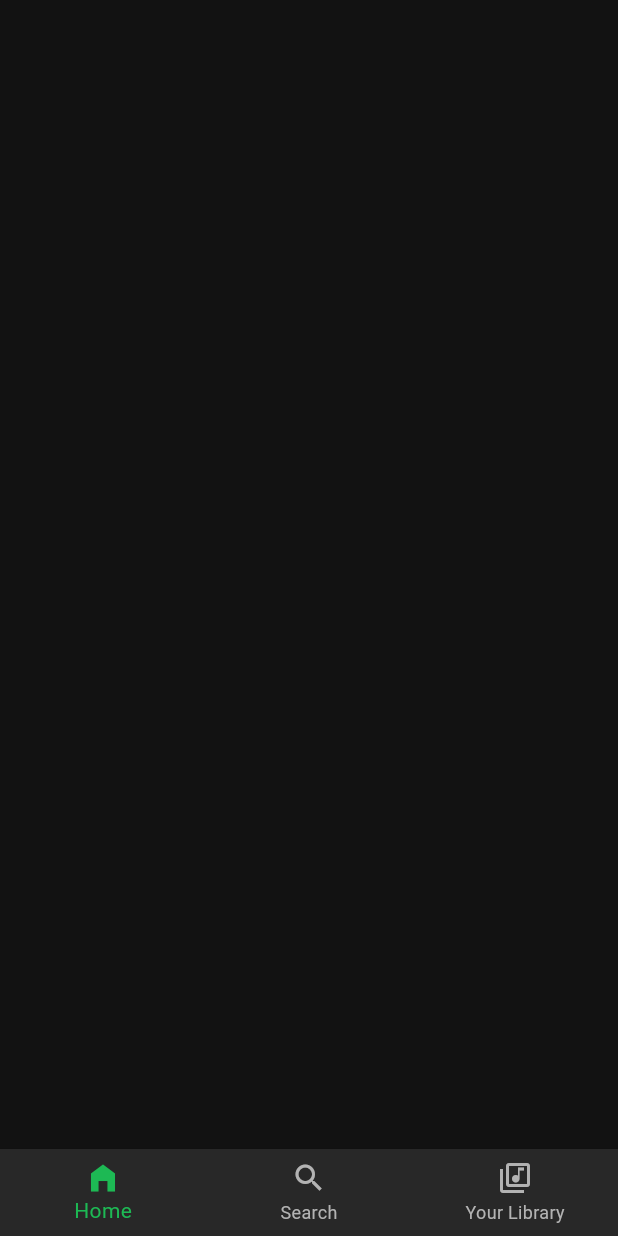
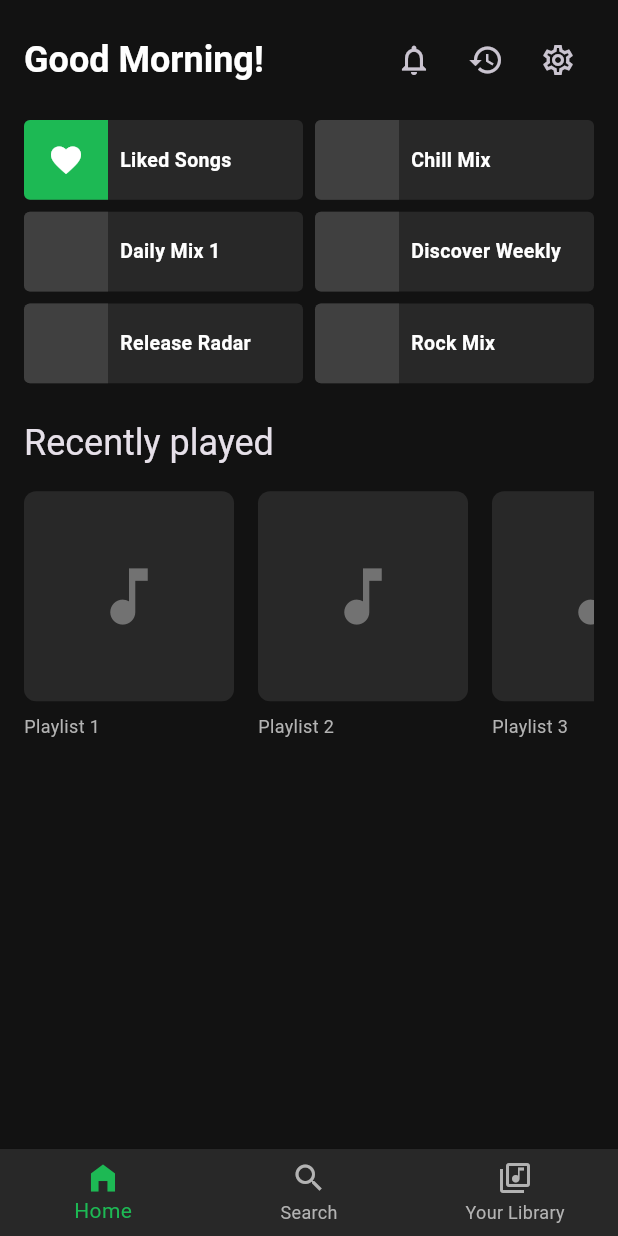
Before and after one commit to pranav-codee/spotify-clone-flutter, a Flutter app: the screen it shows after launch, on a phone screen of 412 x 824 dp. Run offline on Flutter 3.47's test engine with Material 3 defaults, Android fonts, the phone set to English and light mode, and no system bars.

Commit message:
feat: Added home screen, updated greetings

```diff
--- a/lib/core/constants/app_colors.dart
+++ b/lib/core/constants/app_colors.dart
@@ -9,4 +9,5 @@ class AppColors {
   static const Color textPrimary = Color(0xFFFFFFFF);
   static const Color textSecondary = Color(0xFFB3B3B3);
   static const Color textMuted = Color(0xFF727272);
+  static const Color surfaceLight = Color(0xFF404040);
 }
--- a/lib/core/constants/app_strings.dart
+++ b/lib/core/constants/app_strings.dart
@@ -13,7 +13,7 @@ class AppStrings {
   static const String signup = 'Sign up';
 
   // Greetings
-  static const String goodMorning = 'Good morning';
-  static const String goodAfternoon = 'Good afternoon';
-  static const String goodEvening = 'Good evening';
+  static const String goodMorning = 'Good Morning!';
+  static const String goodAfternoon = 'Good Afternoon!';
+  static const String goodEvening = 'Good Evening!';
 }
--- /dev/null
+++ b/lib/features/home/presentation/home_screen.dart
@@ -0,0 +1,171 @@
+import 'package:flutter/material.dart';
+import '../../../core/constants/app_colors.dart';
+import '../../../core/constants/app_strings.dart';
+
+class HomeScreen extends StatelessWidget {
+  const HomeScreen({super.key});
+
+  String _getGreeting() {
+    final hour = DateTime.now().hour;
+    if (hour < 12) {
+      return AppStrings.goodMorning;
+    } else if (hour < 17) {
+      return AppStrings.goodAfternoon;
+    } else {
+      return AppStrings.goodEvening;
+    }
+  }
+
+  @override
+  Widget build(BuildContext context) {
+    return Scaffold(
+      body: SafeArea(
+        child: SingleChildScrollView(
+          padding: const EdgeInsets.all(16),
+          child: Column(
+            crossAxisAlignment: CrossAxisAlignment.start,
+            children: [
+              Row(
+                mainAxisAlignment: MainAxisAlignment.spaceBetween,
+                children: [
+                  Text(
+                    _getGreeting(),
+                    style: Theme.of(context).textTheme.headlineLarge,
+                  ),
+                  Row(
+                    children: [
+                      IconButton(
+                        icon: const Icon(Icons.notifications_outlined),
+                        onPressed: () {},
+                      ),
+                      IconButton(
+                        icon: const Icon(Icons.history),
+                        onPressed: () {},
+                      ),
+                      IconButton(
+                        icon: const Icon(Icons.settings_outlined),
+                        onPressed: () {},
+                      ),
+                    ],
+                  ),
+                ],
+              ),
+              const SizedBox(height: 16),
+              GridView.count(
+                shrinkWrap: true,
+                physics: const NeverScrollableScrollPhysics(),
+                crossAxisCount: 2,
+                mainAxisSpacing: 8,
+                crossAxisSpacing: 8,
+                childAspectRatio: 3.5,
+                children: [
+                  _buildQuickAccessCard(
+                      'Liked Songs', Icons.favorite, AppColors.primary),
+                  _buildQuickAccessCard('Chill Mix', null, null),
+                  _buildQuickAccessCard('Daily Mix 1', null, null),
+                  _buildQuickAccessCard('Discover Weekly', null, null),
+                  _buildQuickAccessCard('Release Radar', null, null),
+                  _buildQuickAccessCard('Rock Mix', null, null),
+                ],
+              ),
+              const SizedBox(height: 24),
+              Text(
+                'Recently played',
+                style: Theme.of(context).textTheme.headlineSmall,
+              ),
+              const SizedBox(height: 16),
+              SizedBox(
+                height: 180,
+                child: ListView.builder(
+                  scrollDirection: Axis.horizontal,
+                  itemCount: 10,
+                  itemBuilder: (context, index) {
+                    return _buildPlaylistCard('Playlist ${index + 1}');
+                  },
+                ),
+              ),
+            ],
+          ),
+        ),
+      ),
+    );
+  }
+
+  // Quick access card widget
+  Widget _buildQuickAccessCard(
+      String title, IconData? icon, Color? iconBgColor) {
+    return Container(
+      decoration: BoxDecoration(
+        color: AppColors.surface,
+        borderRadius: BorderRadius.circular(4),
+      ),
+      child: Row(
+        children: [
+          Container(
+            width: 56,
+            height: double.infinity,
+            decoration: BoxDecoration(
+              color: iconBgColor ?? AppColors.surfaceLight,
+              borderRadius: const BorderRadius.only(
+                topLeft: Radius.circular(4),
+                bottomLeft: Radius.circular(4),
+              ),
+            ),
+            child: icon != null ? Icon(icon, color: Colors.white) : null,
+          ),
+          const SizedBox(width: 8),
+          Expanded(
+            child: Text(
+              title,
+              style: const TextStyle(
+                color: AppColors.textPrimary,
+                fontWeight: FontWeight.w600,
+                fontSize: 13,
+              ),
+              maxLines: 2,
+              overflow: TextOverflow.ellipsis,
+            ),
+          ),
+        ],
+      ),
+    );
+  }
+
+  Widget _buildPlaylistCard(String title) {
+    return Padding(
+      padding: const EdgeInsets.only(right: 16),
+      child: Column(
+        crossAxisAlignment: CrossAxisAlignment.start,
+        children: [
+          Container(
+            width: 140,
+            height: 140,
+            decoration: BoxDecoration(
+              color: AppColors.surface,
+              borderRadius: BorderRadius.circular(8),
+            ),
+            child: const Icon(
+              Icons.music_note,
+              size: 50,
+              color: AppColors.textMuted,
+            ),
+          ),
+          const SizedBox(height: 8),
+          // Title
+          SizedBox(
+            width: 140,
+            child: Text(
+              title,
+              style: const TextStyle(
+                color: AppColors.textSecondary,
+                fontSize: 12,
+              ),
+              maxLines: 2,
+              overflow: TextOverflow.ellipsis,
+            ),
+          ),
+        ],
+      ),
+    );
+  }
+}
--- a/lib/features/home/presentation/main_navigation.dart
+++ b/lib/features/home/presentation/main_navigation.dart
@@ -1,6 +1,7 @@
 import 'package:flutter/material.dart';
 import '../../../core/constants/app_colors.dart';
 import '../../../core/constants/app_strings.dart';
+import 'home_screen.dart';
 
 class MainNavigation extends StatefulWidget {
   const MainNavigation({super.key});
@@ -13,15 +14,13 @@ class _MainNavigationState extends State<MainNavigation> {
   int _currentIndex = 0;
 
   final List<Widget> _screens = [
-    const Center(
-        child:
-            Text('Home Screen', style: TextStyle(color: AppColors.background))),
+    const HomeScreen(),
     const Center(
         child: Text('Search Screen',
-            style: TextStyle(color: AppColors.background))),
+            style: TextStyle(color: AppColors.textPrimary))),
     const Center(
         child: Text('Library Screen',
-            style: TextStyle(color: AppColors.background))),
+            style: TextStyle(color: AppColors.textPrimary))),
   ];
 
   @override
```
